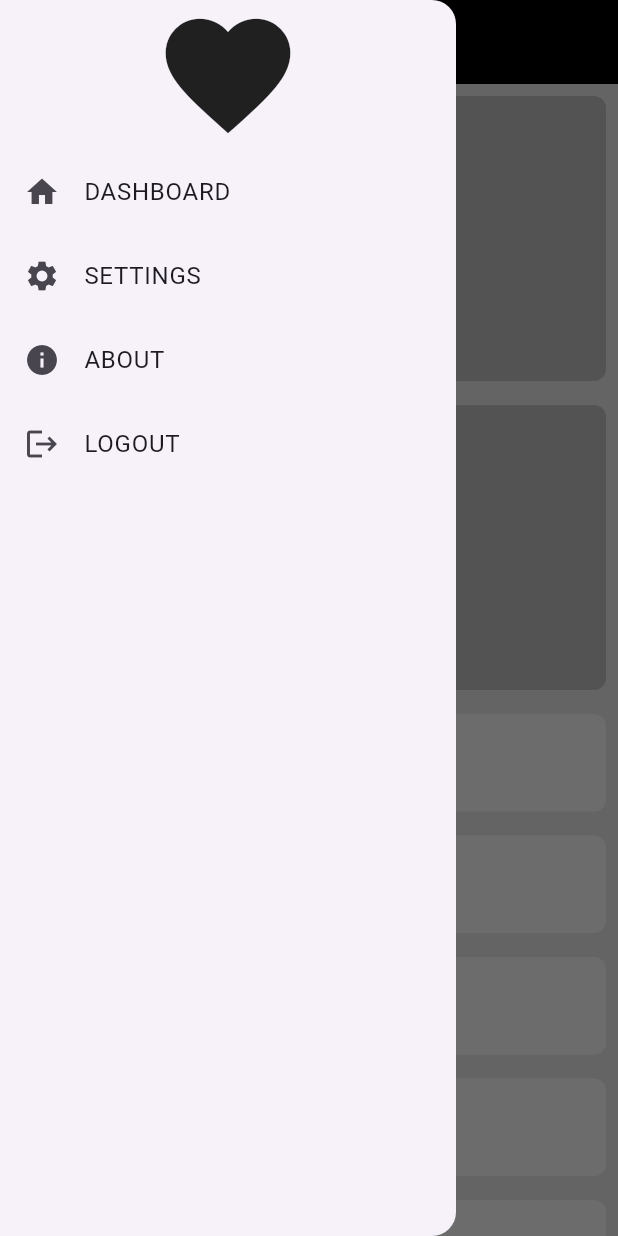
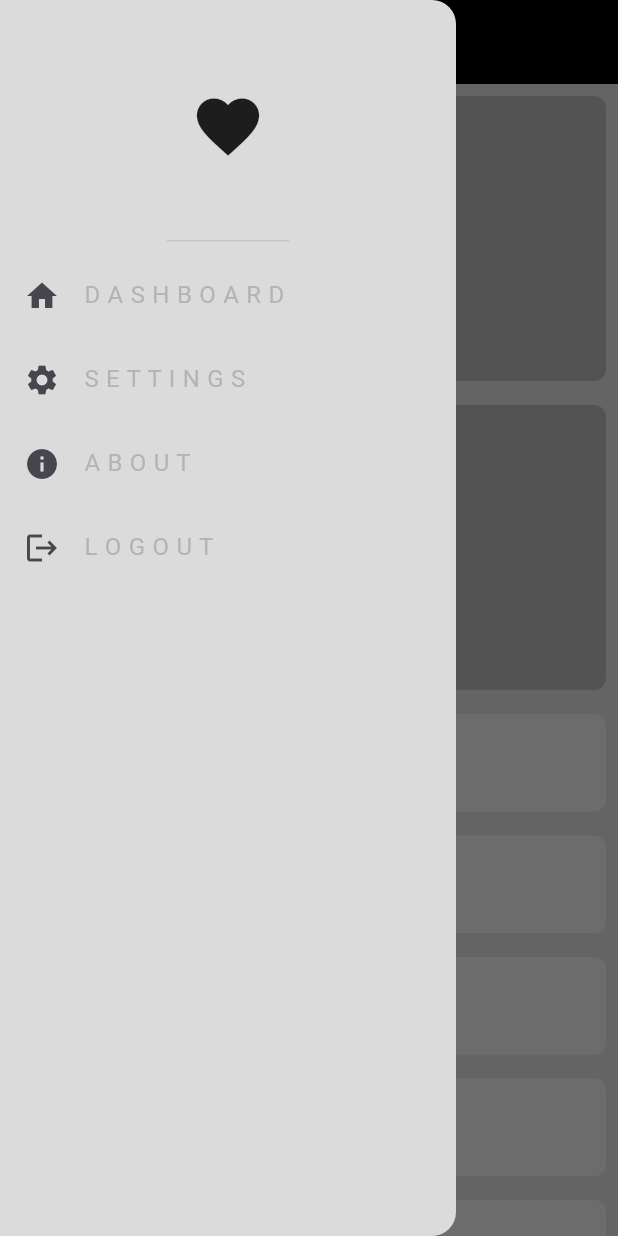
Before and after one commit to tasneemakhaled/adaptive_layout_practice, a Flutter app: the screen it shows after launch, with the side drawer open, on a phone screen of 412 x 824 dp. Run offline on Flutter 3.47's test engine with Material 3 defaults, Android fonts, the phone set to English and light mode, and no system bars.

Commit message:
create model for drawer item

```diff
--- /dev/null
+++ b/lib/models/drawer_item_model.dart
@@ -0,0 +1,8 @@
+import 'package:flutter/material.dart';
+
+class DrawerItemModel {
+  final String title;
+  final IconData icon;
+
+  DrawerItemModel({required this.title, required this.icon});
+}
--- a/lib/widgets/custom_drawer.dart
+++ b/lib/widgets/custom_drawer.dart
@@ -1,3 +1,5 @@
+import 'package:adaptive_layout_practice/models/drawer_item_model.dart';
+import 'package:adaptive_layout_practice/widgets/custom_drawer_item.dart';
 import 'package:flutter/material.dart';
 
 class CustomDrawer extends StatelessWidget {
@@ -6,13 +8,35 @@ class CustomDrawer extends StatelessWidget {
   @override
   Widget build(BuildContext context) {
     return Drawer(
+      backgroundColor: Color(0xffDBDBDB),
       child: Column(
         children: [
-          Icon(Icons.favorite, size: 100),
-          ListTile(leading: Icon(Icons.home), title: Text('DASHBOARD')),
-          ListTile(leading: Icon(Icons.settings), title: Text('SETTINGS')),
-          ListTile(leading: Icon(Icons.info), title: Text('ABOUT')),
-          ListTile(leading: Icon(Icons.logout), title: Text('LOGOUT')),
+          DrawerHeader(child: Icon(Icons.favorite, size: 50)),
+
+          CustomDrawerItem(
+            drawerItemModel: DrawerItemModel(
+              title: 'D A S H B O A R D',
+              icon: Icons.home,
+            ),
+          ),
+          CustomDrawerItem(
+            drawerItemModel: DrawerItemModel(
+              title: 'S E T T I N G S',
+              icon: Icons.settings,
+            ),
+          ),
+          CustomDrawerItem(
+            drawerItemModel: DrawerItemModel(
+              title: 'A B O U T',
+              icon: Icons.info,
+            ),
+          ),
+          CustomDrawerItem(
+            drawerItemModel: DrawerItemModel(
+              title: 'L O G O U T',
+              icon: Icons.logout,
+            ),
+          ),
         ],
       ),
     );
--- /dev/null
+++ b/lib/widgets/custom_drawer_item.dart
@@ -0,0 +1,48 @@
+import 'package:adaptive_layout_practice/models/drawer_item_model.dart';
+import 'package:flutter/material.dart';
+
+class CustomDrawerItem extends StatelessWidget {
+  const CustomDrawerItem({super.key, required this.drawerItemModel});
+  final DrawerItemModel drawerItemModel;
+  @override
+  Widget build(BuildContext context) {
+    return ListTile(
+      leading: Icon(drawerItemModel.icon),
+      title: Text(
+        drawerItemModel.title,
+        style: TextStyle(color: Color(0xffB4B4B4)),
+      ),
+    );
+  }
+}
+
+/*
+ ListTile(
+            leading: Icon(Icons.home, color: Color(0xffB4B4B4)),
+            title: Text(
+              'D A S H B O A R D',
+              style: TextStyle(color: Color(0xffB4B4B4)),
+            ),
+          ),
+          ListTile(
+            leading: Icon(Icons.settings, color: Color(0xffB4B4B4)),
+            title: Text(
+              'S E T T I N G S',
+              style: TextStyle(color: Color(0xffB4B4B4)),
+            ),
+          ),
+          ListTile(
+            leading: Icon(Icons.info, color: Color(0xffB4B4B4)),
+            title: Text(
+              'A B O U T',
+              style: TextStyle(color: Color(0xffB4B4B4)),
+            ),
+          ),
+          ListTile(
+            leading: Icon(Icons.logout, color: Color(0xffB4B4B4)),
+            title: Text(
+              'L O G O U T',
+              style: TextStyle(color: Color(0xffB4B4B4)),
+            ),
+          ),
+ */
```
